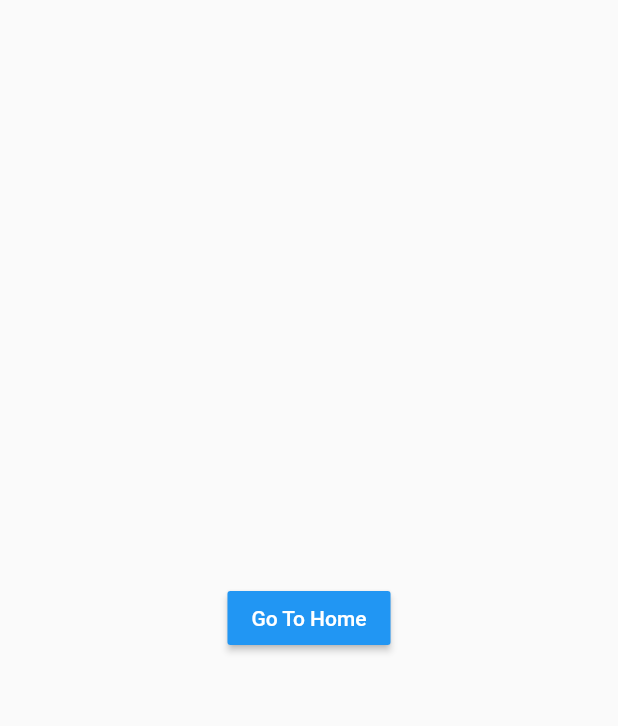
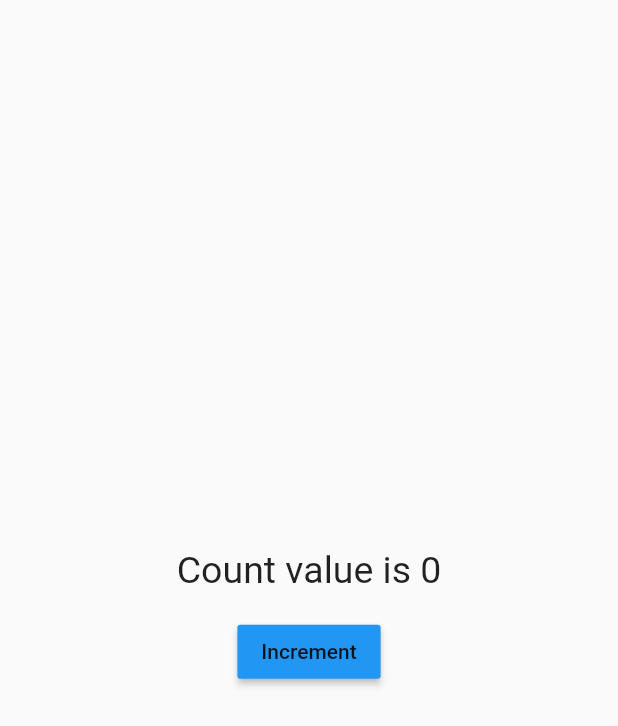
Before and after one commit to PawankumarPK/Flutter-GetX-Tour, a Flutter app: the screen it shows after launch, on a phone screen of 412 x 824 dp. Shown: the top 726 px of the screen. Run offline on Flutter 3.47's test engine with Material 2 defaults, Android fonts, the phone set to English and light mode, and no system bars; our stand-ins replace get.

Commit message:
basic state management implement for count increment

```diff
--- a/lib/GetXScaffold.dart
+++ b/lib/GetXScaffold.dart
@@ -4,16 +4,17 @@ import 'package:getx_tour/bottomSheet/GetXBottomSheet.dart';
 import 'package:getx_tour/dialogBox/GetXDialogBox.dart';
 import 'package:getx_tour/routeNavigation/Home.dart';
 import 'package:getx_tour/snackbar/GetXSnackBar.dart';
+import 'package:getx_tour/stateManagement/StateManagment.dart';
 
 class GetXScaffold extends StatelessWidget {
   const GetXScaffold({Key? key}) : super(key: key);
 
   @override
   Widget build(BuildContext context) {
-    return const GetMaterialApp(
+    return  GetMaterialApp(
       title: "Snackbar",
       home: Scaffold(
-        body: Home(),
+        body: StateManagement(),
       ),
     );
   }
--- /dev/null
+++ b/lib/stateManagement/StateManagment.dart
@@ -0,0 +1,36 @@
+import 'package:flutter/material.dart';
+import 'package:get/get.dart';
+
+class StateManagement extends StatelessWidget {
+  var count = 0.obs;
+
+  StateManagement({Key? key}) : super(key: key);
+
+  @override
+  Widget build(BuildContext context) {
+    return Center(
+      child: Column(
+        mainAxisAlignment: MainAxisAlignment.center,
+          children: [
+        Obx(() => Text(
+            "Count value is $count",
+            style: const TextStyle(fontSize: 25),
+          ),
+        ),
+        const SizedBox(
+          height: 16,
+        ),
+        MaterialButton(
+          color: Colors.blue,
+          child: const Text("Increment"),
+            onPressed: (){
+              increment();
+            })
+      ]),
+    );
+  }
+
+  void increment(){
+    count++;
+  }
+}
```
